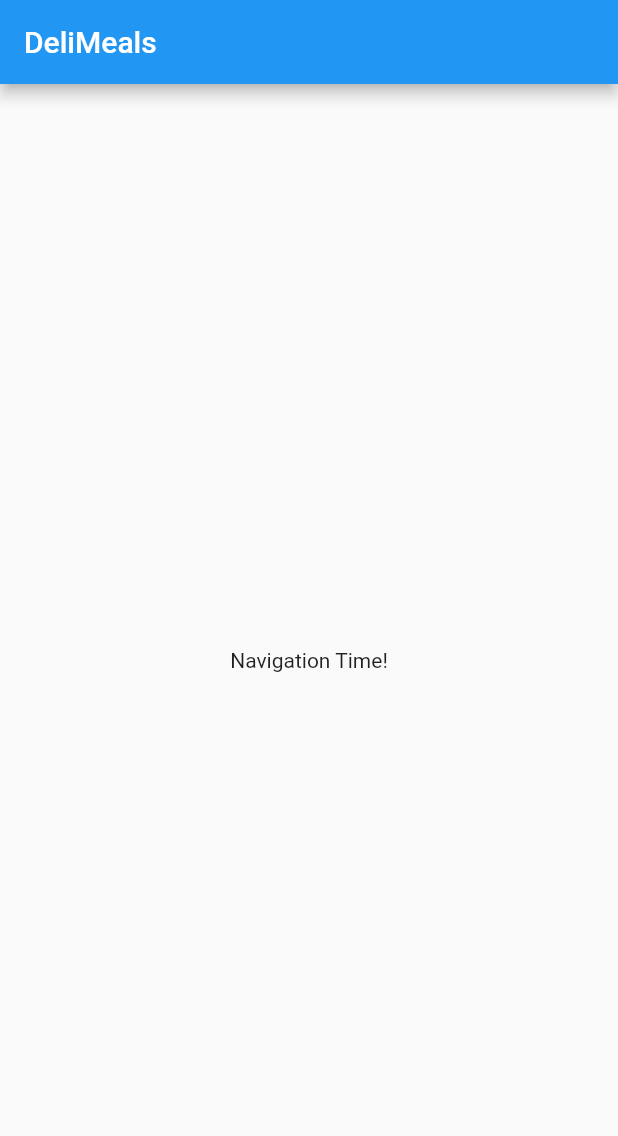
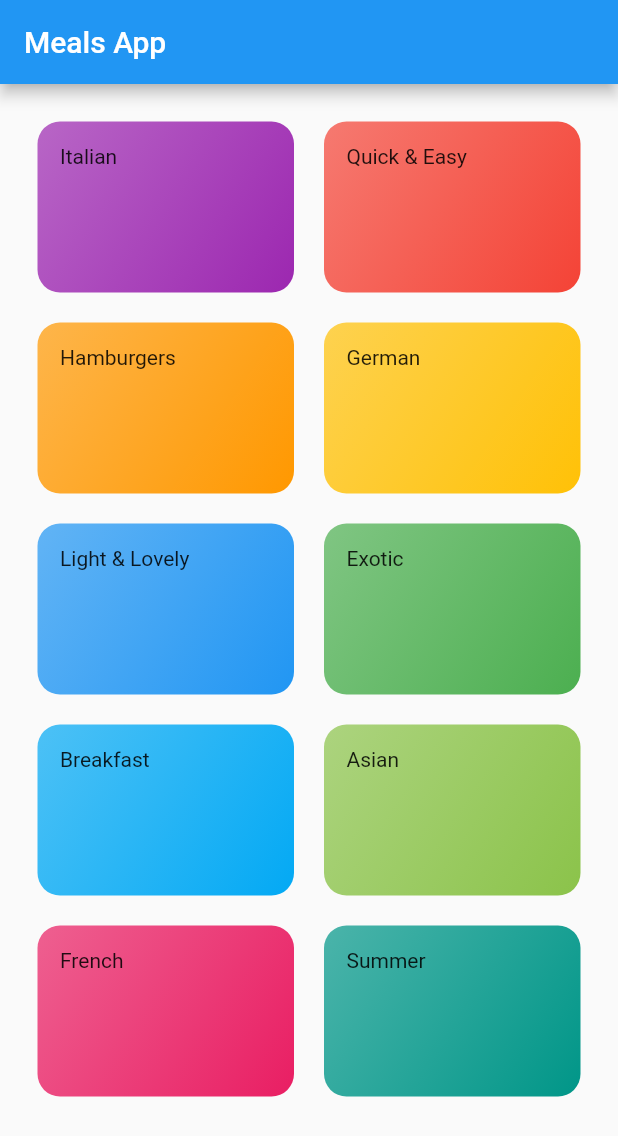
Before and after one commit to aqasim23/prac_meals, a Flutter app: the screen it shows after launch, on a phone screen of 412 x 824 dp. Shown: the top 1136 px of the screen. Run offline on Flutter 3.47's test engine with Material 2 defaults, Android fonts, the phone set to English and light mode, and no system bars.

Commit message:
basic data

```diff
--- /dev/null
+++ b/lib/categories_screen.dart
@@ -0,0 +1,30 @@
+import 'package:flutter/material.dart';
+import 'package:flutter_complete_guide/category_item.dart';
+
+import './dummy_data.dart';
+
+class Categories_screen extends StatelessWidget {
+  @override
+  Widget build(BuildContext context) {
+    return Scaffold(
+      appBar: AppBar(
+        title: const Text('Meals App'),
+      ),
+      body: GridView(
+        padding: const EdgeInsets.all(25),
+        children: DUMMY_CATEGORIES
+            .map((catData) => Category_item(
+                  catData.title,
+                  catData.color,
+                ))
+            .toList(),
+        gridDelegate: SliverGridDelegateWithMaxCrossAxisExtent(
+          maxCrossAxisExtent: 200,
+          childAspectRatio: 3 / 2,
+          crossAxisSpacing: 20,
+          mainAxisSpacing: 20,
+        ),
+      ),
+    );
+  }
+}
--- /dev/null
+++ b/lib/category_item.dart
@@ -0,0 +1,31 @@
+import 'package:flutter/material.dart';
+
+
+class Category_item extends StatelessWidget {
+  final String title;
+  final Color color;
+
+  Category_item(
+    this.title,
+    this.color,
+  );
+
+  @override
+  Widget build(BuildContext context) {
+    return Container(
+      padding: const EdgeInsets.all(15),
+      child: Text(title),
+      decoration: BoxDecoration(
+        gradient: LinearGradient(
+          colors: [
+            color.withOpacity(0.7),
+            color,
+          ],
+          begin: Alignment.topLeft,
+          end: Alignment.bottomRight,
+        ),
+        borderRadius: BorderRadius.circular(15),
+      ),
+    );
+  }
+}
--- /dev/null
+++ b/lib/dummy_data.dart
@@ -0,0 +1,56 @@
+import 'package:flutter/material.dart';
+
+import 'models/category.dart';
+
+const DUMMY_CATEGORIES = const [
+  Category(
+    id: 'c1',
+    title: 'Italian',
+    color: Colors.purple,
+  ),
+  Category(
+    id: 'c2',
+    title: 'Quick & Easy',
+    color: Colors.red,
+  ),
+  Category(
+    id: 'c3',
+    title: 'Hamburgers',
+    color: Colors.orange,
+  ),
+  Category(
+    id: 'c4',
+    title: 'German',
+    color: Colors.amber,
+  ),
+  Category(
+    id: 'c5',
+    title: 'Light & Lovely',
+    color: Colors.blue,
+  ),
+  Category(
+    id: 'c6',
+    title: 'Exotic',
+    color: Colors.green,
+  ),
+  Category(
+    id: 'c7',
+    title: 'Breakfast',
+    color: Colors.lightBlue,
+  ),
+  Category(
+    id: 'c8',
+    title: 'Asian',
+    color: Colors.lightGreen,
+  ),
+  Category(
+    id: 'c9',
+    title: 'French',
+    color: Colors.pink,
+  ),
+  Category(
+    id: 'c10',
+    title: 'Summer',
+    color: Colors.teal,
+  ),
+];
--- a/lib/main.dart
+++ b/lib/main.dart
@@ -1,4 +1,6 @@
 import 'package:flutter/material.dart';
+
+import './categories_screen.dart';
 
 void main() => runApp(MyApp());
 
@@ -10,27 +12,7 @@
       theme: ThemeData(
         primarySwatch: Colors.blue,
       ),
-      home: MyHomePage(),
+      home: Categories_screen(),
     );
   }
 }
-
-class MyHomePage extends StatefulWidget {
-    @override
-  _MyHomePageState createState() => _MyHomePageState();
-}
-
-class _MyHomePageState extends State<MyHomePage> {
-
-  @override
-  Widget build(BuildContext context) {
-    return Scaffold(
-      appBar: AppBar(
-        title: Text('DeliMeals'),
-      ),
-      body: Center(
-        child: Text('Navigation Time!'),
-      ),
-    );
-  }
-}
--- /dev/null
+++ b/lib/models/category.dart
@@ -0,0 +1,13 @@
+import 'package:flutter/material.dart';
+
+class Category {
+  final String id;
+  final String title;
+  final Color color;
+
+  const Category({
+    @required this.id,
+    @required this.title,
+    this.color = Colors.orange,
+  });
+}
```
